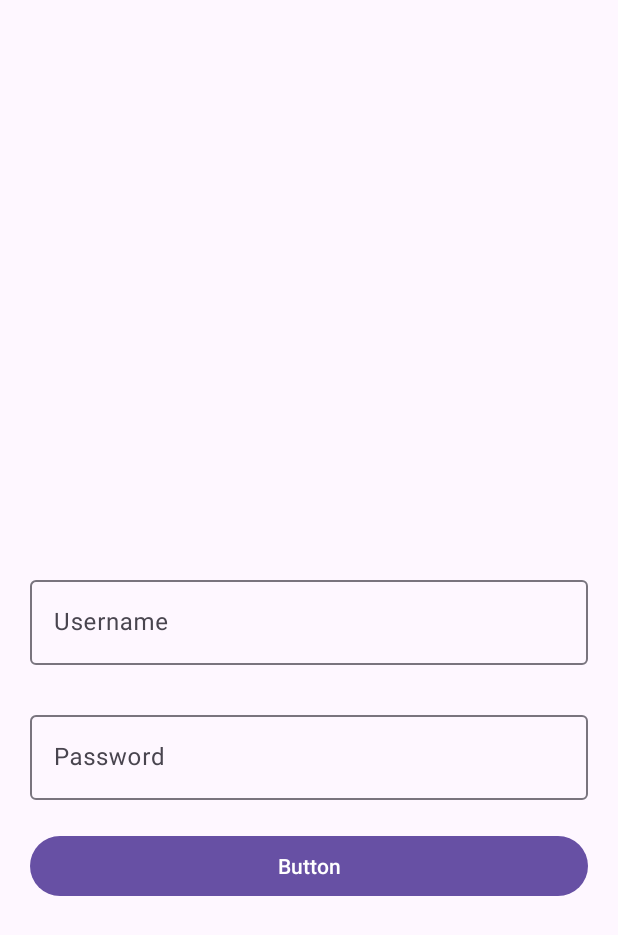
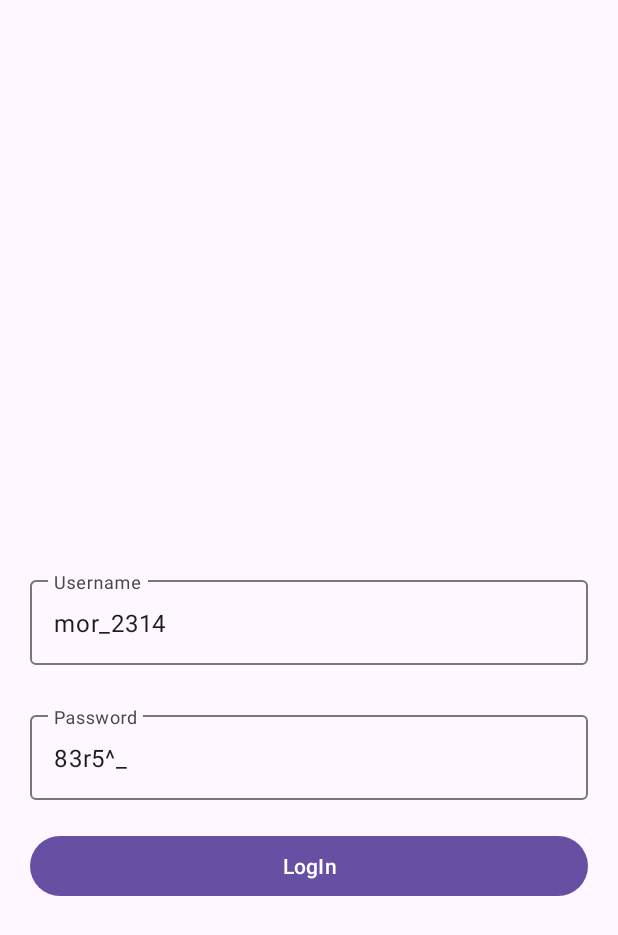
Before and after one commit to Dhananjaypathak27/DFakeStore, an Android app: the screen it shows after launch (MainActivity), on a phone screen of 412 x 824 dp. Shown: the top 935 px of the screen. Run offline under Robolectric (Android 15) with nearby library versions, the phone set to English and light mode, and no system bars; our stand-ins replace data binding, navigation-ui.

Commit message:
MVVM added repository and dataBinding added

```diff
--- a/app/build.gradle.kts
+++ b/app/build.gradle.kts
@@ -56,4 +56,9 @@ dependencies {
     //coroutine
     implementation("org.jetbrains.kotlinx:kotlinx-coroutines-android:1.3.9")
 
+    // Retrofit
+    implementation("com.squareup.retrofit2:retrofit:2.9.0")
+    implementation("com.squareup.retrofit2:converter-gson:2.9.0")
+    implementation("com.squareup.okhttp3:logging-interceptor:4.5.0")
+
 }
--- a/app/src/main/AndroidManifest.xml
+++ b/app/src/main/AndroidManifest.xml
@@ -1,7 +1,7 @@
 <?xml version="1.0" encoding="utf-8"?>
 <manifest xmlns:android="http://schemas.android.com/apk/res/android"
     xmlns:tools="http://schemas.android.com/tools">
-
+<uses-permission android:name="android.permission.INTERNET"/>
     <application
         android:allowBackup="true"
         android:dataExtractionRules="@xml/data_extraction_rules"
--- /dev/null
+++ b/app/src/main/java/com/inxparticle/dfakestore/util/Constants.kt
@@ -0,0 +1,5 @@
+package com.inxparticle.dfakestore.util
+
+object Constants{
+    const val BASE_URL = "https://fakestoreapi.com"
+}
--- /dev/null
+++ b/app/src/main/java/com/inxparticle/dfakestore/util/SharedPref.kt
@@ -0,0 +1,32 @@
+package com.inxparticle.dfakestore.util
+
+import android.content.Context
+import android.content.SharedPreferences
+import com.google.gson.Gson
+
+const val PREFERENCE_NAME = "fake_store_pref"
+const val IS_USER_LOGGED_IN = "is_user_logged_in"
+const val TOKEN = "token"
+class SharedPref(context: Context) {
+    private val pref: SharedPreferences = context.getSharedPreferences(PREFERENCE_NAME, Context.MODE_PRIVATE)
+    private val editor = pref.edit()
+    private val gson = Gson()
+
+    fun getBoolean(value: String):Boolean{
+        return pref.getBoolean(value,false)
+    }
+
+    fun setBoolean(key :String,value:Boolean){
+        editor.putBoolean(key,value)
+        editor.apply()
+    }
+
+    fun getString(value: String):String?{
+        return pref.getString(value,"")
+    }
+
+    fun setString(key :String,value:String){
+        editor.putString(key,value)
+        editor.apply()
+    }
+}
--- a/app/src/main/java/com/inxparticle/dfakestore/view/homeLoggedIn/HomeLoggedInFragment.kt
+++ b/app/src/main/java/com/inxparticle/dfakestore/view/homeLoggedIn/HomeLoggedInFragment.kt
@@ -35,7 +35,6 @@ class HomeLoggedInFragment : Fragment() {
     override fun onViewCreated(view: View, savedInstanceState: Bundle?) {
         super.onViewCreated(view, savedInstanceState)
 
-        findNavController()
         binding.navViewHome.setupWithNavController(navController)
     }
 
--- a/app/src/main/java/com/inxparticle/dfakestore/view/loginScreen/LoginScreenFragment.kt
+++ b/app/src/main/java/com/inxparticle/dfakestore/view/loginScreen/LoginScreenFragment.kt
@@ -8,15 +8,17 @@ import android.view.ViewGroup
 import android.widget.Toast
 import androidx.fragment.app.viewModels
 import androidx.lifecycle.Observer
-import androidx.navigation.findNavController
+import androidx.lifecycle.lifecycleScope
+import androidx.navigation.Navigation
 import androidx.navigation.fragment.findNavController
 import com.inxparticle.dfakestore.R
 import com.inxparticle.dfakestore.databinding.FragmentLoginScreenBinding
+import kotlinx.coroutines.launch
 
 
-class LoginScreenFragment : Fragment(),View.OnClickListener {
+class LoginScreenFragment : Fragment(), View.OnClickListener {
 
-    private lateinit var binding:FragmentLoginScreenBinding
+    private lateinit var binding: FragmentLoginScreenBinding
     private val viewModel by viewModels<LoginScreenViewModel>()
 
     override fun onCreateView(
@@ -31,25 +33,26 @@ class LoginScreenFragment : Fragment(),View.OnClickListener {
         super.onViewCreated(view, savedInstanceState)
         binding.viewModel = viewModel
         binding.listner = this
+        binding.lifecycleOwner = this
 
-        viewModel.mShowError.observe(viewLifecycleOwner, Observer {
-            Toast.makeText(requireActivity(), it, Toast.LENGTH_SHORT).show()
+        viewModel.showError.observe(viewLifecycleOwner, Observer {
+            it?.let {
+               if(it.isNotEmpty()){
+                   Toast.makeText(requireActivity(), it, Toast.LENGTH_SHORT).show()
+               }
+            }
         })
 
-        viewModel.moveToDashBoardScreen.observe(viewLifecycleOwner, Observer {
-            if(it){
+        viewModel.moveToLoggedInGraph.observe(viewLifecycleOwner, Observer {
+            if (it) {
+                viewModel.moveToLoggedInGraph.value = false
                 findNavController().navigate(R.id.action_loginScreenFragment_to_logged_in_graph)
-               }
+            }
         })
     }
 
     override fun onClick(view: View?) {
-        when (view?.id){
-            binding.button.id ->{
 
-                findNavController().navigate(R.id.action_loginScreenFragment_to_logged_in_graph)
-            }
-        }
     }
 
 
--- a/app/src/main/java/com/inxparticle/dfakestore/view/loginScreen/LoginScreenViewModel.kt
+++ b/app/src/main/java/com/inxparticle/dfakestore/view/loginScreen/LoginScreenViewModel.kt
@@ -1,21 +1,69 @@
 package com.inxparticle.dfakestore.view.loginScreen
 
+import android.app.Application
+import android.content.Context
+import android.util.Log
+import androidx.lifecycle.AndroidViewModel
 import androidx.lifecycle.LiveData
 import androidx.lifecycle.MutableLiveData
 import androidx.lifecycle.ViewModel
+import androidx.lifecycle.viewModelScope
+import com.inxparticle.dfakestore.Repository.FakeStoreRepository
+import com.inxparticle.dfakestore.util.IS_USER_LOGGED_IN
+import com.inxparticle.dfakestore.util.Resource
+import com.inxparticle.dfakestore.util.SharedPref
+import com.inxparticle.dfakestore.util.TOKEN
+import kotlinx.coroutines.Dispatchers
+import kotlinx.coroutines.delay
+import kotlinx.coroutines.launch
+import kotlinx.coroutines.withContext
 
 const val  TAG = "loginScreenClicked"
-class LoginScreenViewModel : ViewModel() {
-    private var mMoveToDashBoardScreen= MutableLiveData(false)
+class LoginScreenViewModel(context: Application) : AndroidViewModel(context) {
+    private val repository = FakeStoreRepository()
 
-    var moveToDashBoardScreen:LiveData<Boolean> = mMoveToDashBoardScreen
-    private var showError : MutableLiveData<String> = MutableLiveData("")
-    var mShowError : LiveData<String> = showError
+    private val sharedPref = SharedPref(context)
 
-    fun loginBtnClicked(){
+    private var mMoveToLoggedInGraph= MutableLiveData(false)
+    var moveToLoggedInGraph:MutableLiveData<Boolean> = mMoveToLoggedInGraph
 
-        mMoveToDashBoardScreen.value = true
+    private val mShowError : MutableLiveData<String?> = MutableLiveData("")
+    var showError : LiveData<String?> = mShowError
 
-//        showError.value = "error occured"
+    private val mIsLoading = MutableLiveData(false)
+    var isLoading:LiveData<Boolean> = mIsLoading
+
+    var username = MutableLiveData("mor_2314")
+    var password = MutableLiveData("83r5^_")
+
+    fun onClickButton() {
+        viewModelScope.launch {
+
+            if(!username.value.isNullOrBlank() && !password.value.isNullOrBlank()){
+                Log.e(TAG, "onClickButton 1: ${mIsLoading.value}", )
+                mIsLoading.value = true
+                delay(4000)
+                Log.e(TAG, "onClickButton 2: ${mIsLoading.value}", )
+                val result = repository.loginBtnClicked(username.value!!,password.value!!)
+                when(result){
+                    is Resource.Success ->{
+                        mMoveToLoggedInGraph.value = true
+                        mIsLoading.value = false
+                        sharedPref.setBoolean(IS_USER_LOGGED_IN,true)
+                        sharedPref.setString(TOKEN,result.data!!.token)
+                        Log.e(TAG, "onClickButton 3: ${mIsLoading.value}", )
+                    }
+
+                    is Resource.Error -> {
+                        mShowError.value = result.message
+                        mIsLoading.value = false
+                    }
+                    is Resource.Loading -> {
+                        mIsLoading.value = true
+                    }
+                }
+            }
+        }
     }
+
 }
--- a/app/src/main/java/com/inxparticle/dfakestore/view/splashScreen/SplashScreenFragment.kt
+++ b/app/src/main/java/com/inxparticle/dfakestore/view/splashScreen/SplashScreenFragment.kt
@@ -12,29 +12,33 @@ import androidx.navigation.Navigation
 import androidx.navigation.fragment.findNavController
 import com.inxparticle.dfakestore.R
 import com.inxparticle.dfakestore.databinding.FragmentSplashScreenBinding
+import com.inxparticle.dfakestore.util.IS_USER_LOGGED_IN
+import com.inxparticle.dfakestore.util.SharedPref
 
 class SplashScreenFragment : Fragment() {
     private lateinit var binding : FragmentSplashScreenBinding
     private val viewModel: SplashScreenViewModel by viewModels()
-
+    private lateinit var sharedPref:SharedPref
     override fun onCreateView(
         inflater: LayoutInflater, container: ViewGroup?,
         savedInstanceState: Bundle?
     ): View? {
-        // Inflate the layout for this fragment
-//        return inflater.inflate(R.layout.fragment_splash_screen, container, false)
+
         binding = FragmentSplashScreenBinding.inflate(inflater)
-//        binding = DataBindingUtil.inflate(inflater,R.layout.fragment_splash_screen,container,false)
         return binding.root
     }
 
     override fun onViewCreated(view: View, savedInstanceState: Bundle?) {
         super.onViewCreated(view, savedInstanceState)
         binding.viewModel = viewModel
-
+        binding.lifecycleOwner = this
+        sharedPref = SharedPref(requireContext())
         viewModel.moveToNextScreen.observe(viewLifecycleOwner, Observer {
             if(it){
-                Navigation.findNavController(requireActivity(),R.id.navHostFragment).navigate(R.id.action_splashScreenFragment_to_loginScreenFragment)
+                if(sharedPref.getBoolean(IS_USER_LOGGED_IN))
+                Navigation.findNavController(requireActivity(),R.id.navHostFragment).navigate(R.id.action_splashScreenFragment_to_logged_in_graph)
+                else
+                    Navigation.findNavController(requireActivity(),R.id.navHostFragment).navigate(R.id.action_splashScreenFragment_to_loginScreenFragment)
             }
         })
     }
--- a/app/src/main/res/layout/fragment_login_screen.xml
+++ b/app/src/main/res/layout/fragment_login_screen.xml
@@ -3,6 +3,7 @@
     xmlns:android="http://schemas.android.com/apk/res/android"
     xmlns:app="http://schemas.android.com/apk/res-auto">
     <data>
+        <import type="android.view.View"/>
         <variable
             name="viewModel"
             type="com.inxparticle.dfakestore.view.loginScreen.LoginScreenViewModel" />
@@ -31,6 +32,7 @@
             <com.google.android.material.textfield.TextInputEditText
                 android:id="@+id/user_name_text_input_edit_text"
                 android:layout_width="match_parent"
+                android:text="@={viewModel.username}"
                 android:layout_height="wrap_content" />
 
         </com.google.android.material.textfield.TextInputLayout>
@@ -39,7 +41,6 @@
             android:id="@+id/password_text_input_layout"
             android:layout_width="match_parent"
             android:layout_height="wrap_content"
-
             android:layout_marginTop="28dp"
             android:hint="Password"
             app:layout_constraintTop_toBottomOf="@+id/user_name_text_input_layout"
@@ -49,23 +50,34 @@
             <com.google.android.material.textfield.TextInputEditText
                 android:id="@+id/password_text_input_edit_text"
                 android:layout_width="match_parent"
+                android:text="@={viewModel.password}"
                 android:layout_height="wrap_content" />
 
         </com.google.android.material.textfield.TextInputLayout>
 
         <Button
-            android:id="@+id/button"
+            android:id="@+id/login_btn"
             android:layout_width="0dp"
             android:layout_height="wrap_content"
-            android:text="Button"
-            android:onClick="@{listner::onClick}"
             android:layout_marginTop="20dp"
+            android:onClick="@{()->viewModel.onClickButton()}"
+            android:text="LogIn"
+            android:visibility="@{viewModel.isLoading ? View.INVISIBLE : View.VISIBLE}"
             app:layout_constraintEnd_toEndOf="parent"
-            app:layout_constraintHorizontal_bias="0.5"
+            app:layout_constraintHorizontal_bias="0.0"
             app:layout_constraintStart_toStartOf="parent"
             app:layout_constraintTop_toBottomOf="@+id/password_text_input_layout" />
 
-
+        <ProgressBar
+            android:id="@+id/progressbar"
+            android:layout_width="wrap_content"
+            android:layout_height="wrap_content"
+            android:backgroundTint="@color/black"
+            android:visibility="@{viewModel.isLoading ? View.VISIBLE : View.GONE}"
+            app:layout_constraintBottom_toBottomOf="@+id/login_btn"
+            app:layout_constraintEnd_toEndOf="parent"
+            app:layout_constraintStart_toStartOf="parent"
+            app:layout_constraintTop_toTopOf="@+id/login_btn" />
     </androidx.constraintlayout.widget.ConstraintLayout>
 
 </layout>
--- a/app/src/main/res/navigation/auth_graph.xml
+++ b/app/src/main/res/navigation/auth_graph.xml
@@ -15,11 +15,9 @@
             app:popUpToInclusive="true"
             app:popUpTo="@id/splashScreenFragment"
             app:destination="@id/loginScreenFragment" />
-<!--        <action-->
-<!--            android:id="@+id/action_splashScreenFragment_to_dashboardScreenFragment"-->
-<!--            app:popUpToInclusive="true"-->
-<!--            app:popUpTo="@id/splashScreenFragment"-->
-<!--            app:destination="@id/dashboardScreenFragment" />-->
+        <action
+            android:id="@+id/action_splashScreenFragment_to_logged_in_graph"
+            app:destination="@id/logged_in_graph" />
     </fragment>
     <fragment
         android:id="@+id/loginScreenFragment"
@@ -27,6 +25,8 @@
         android:label="@string/login"
         tools:layout="@layout/fragment_login_screen" >
         <action
+            app:popUpToInclusive="true"
+            app:popUpTo="@id/loginScreenFragment"
             android:id="@+id/action_loginScreenFragment_to_logged_in_graph"
             app:destination="@id/logged_in_graph" />
     </fragment>
```
Also changed, not shown: app/src/main/java/com/inxparticle/dfakestore/Repository/FakeStoreRepository.kt (added, +20 -0 lines), app/src/main/java/com/inxparticle/dfakestore/api/FakeStoreApi.kt (added, +17 -0 lines), app/src/main/java/com/inxparticle/dfakestore/api/RetrofitInstance.kt (added, +30 -0 lines), app/src/main/java/com/inxparticle/dfakestore/api/model/login/LoginModelRequest.kt (added, +11 -0 lines), app/src/main/java/com/inxparticle/dfakestore/api/model/login/LoginModelResponse.kt (added, +9 -0 lines), app/src/main/java/com/inxparticle/dfakestore/util/Resource.kt (added, +10 -0 lines).
